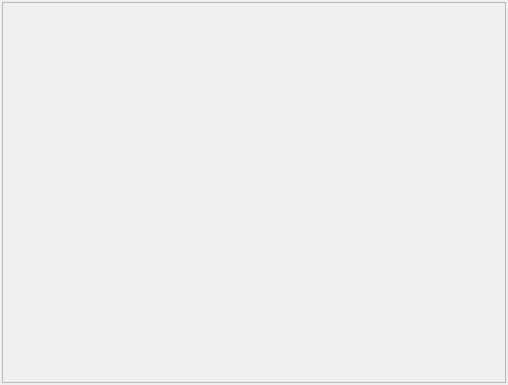
Qt form Qt/widgets/oamwidget.ui (RocketRope/Gameboy-Emulator) before a commit.
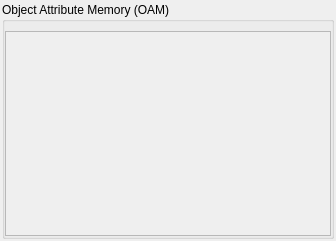
The same form after that commit.

What changed in the file:
```diff
--- a/Qt/widgets/oamwidget.ui
+++ b/Qt/widgets/oamwidget.ui
@@ -6,8 +6,8 @@
    <rect>
     <x>0</x>
     <y>0</y>
-    <width>508</width>
-    <height>385</height>
+    <width>336</width>
+    <height>241</height>
    </rect>
   </property>
   <property name="windowTitle">
@@ -27,6 +27,24 @@
     <number>2</number>
    </property>
    <item>
+    <widget class="QGroupBox" name="groupBox">
+     <property name="title">
+      <string>Object Attribute Memory (OAM) </string>
+     </property>
+     <property name="flat">
+      <bool>true</bool>
+     </property>
+     <layout class="QVBoxLayout" name="verticalLayout_3">
+      <property name="leftMargin">
+       <number>0</number>
+      </property>
+      <property name="rightMargin">
+       <number>0</number>
+      </property>
+      <property name="bottomMargin">
+       <number>0</number>
+      </property>
+      <item>
     <widget class="QScrollArea" name="object_scrollArea">
      <property name="widgetResizable">
       <bool>true</bool>
@@ -36,8 +54,8 @@
        <rect>
         <x>0</x>
         <y>0</y>
-        <width>502</width>
-        <height>379</height>
+           <width>330</width>
+           <height>213</height>
        </rect>
       </property>
       <layout class="QVBoxLayout" name="verticalLayout_2">
@@ -46,6 +64,9 @@
        </item>
       </layout>
      </widget>
+       </widget>
+      </item>
+     </layout>
     </widget>
    </item>
   </layout>
```
Left out of the diff: 6 changed lines with no effect on the pictures. Lines whose indentation alone changed are shown as unchanged.
